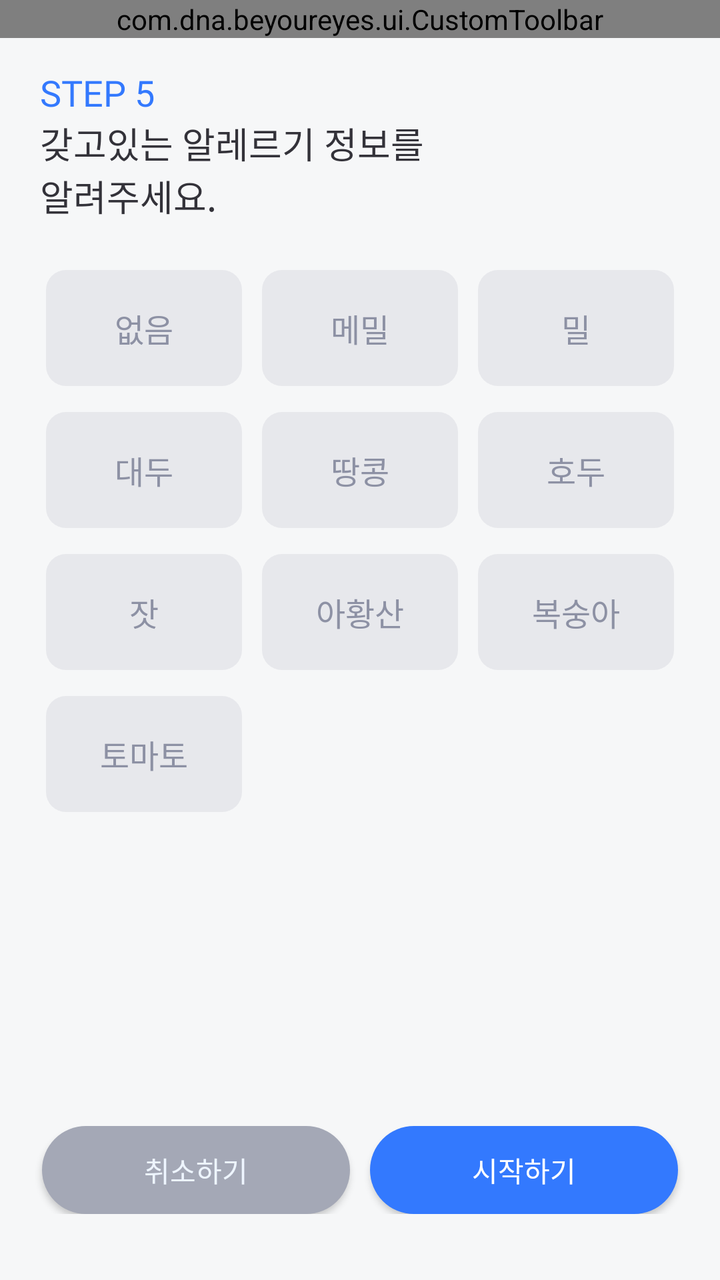
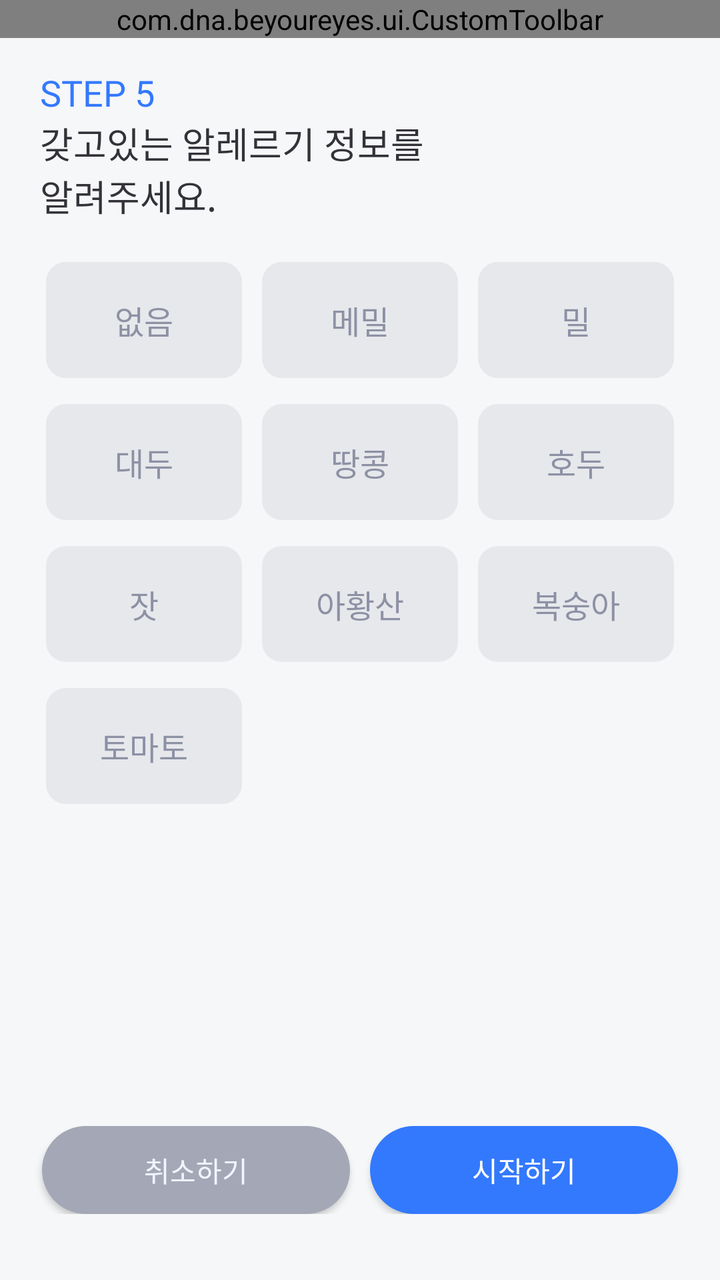

Two renders of the same Android screen: before a commit and after it. Below are the layout's source before the change and the commit's diff.
<!-- AndroidManifest.xml: application theme Theme.BeYourEyes -->
<!-- res/layout/fragment_assign_allergy.xml -->
<?xml version="1.0" encoding="utf-8"?>
<androidx.constraintlayout.widget.ConstraintLayout xmlns:android="http://schemas.android.com/apk/res/android"
    xmlns:tools="http://schemas.android.com/tools"
    android:layout_width="match_parent"
    android:layout_height="match_parent"
    android:background="@color/gray_50"
    xmlns:app="http://schemas.android.com/apk/res-auto">

    <com.dna.beyoureyes.ui.CustomToolbar
        android:id="@+id/toolbar"
        android:layout_width="match_parent"
        android:layout_height="wrap_content"
        app:title="@string/assign_toolbar"
        app:layout_constraintEnd_toEndOf="parent"
        app:layout_constraintStart_toStartOf="parent"
        app:layout_constraintTop_toTopOf="parent"/>


    <TextView
        android:id="@+id/stepText"
        android:layout_width="wrap_content"
        android:layout_height="wrap_content"
        android:layout_marginStart="20dp"
        android:layout_marginTop="15dp"
        android:layout_marginEnd="20dp"
        android:fontFamily="@font/wanted_sans_semi_bold"
        android:text="@string/assign_step5"
        android:textColor="@color/blue_500"
        android:textSize="18sp"
        app:layout_constraintEnd_toEndOf="parent"
        app:layout_constraintHorizontal_bias="0.0"
        app:layout_constraintStart_toStartOf="parent"
        app:layout_constraintTop_toBottomOf="@+id/toolbar" />

    <TextView
        android:id="@+id/questionText"
        android:layout_width="wrap_content"
        android:layout_height="wrap_content"
        android:layout_marginStart="20dp"
        android:layout_marginTop="0dp"
        android:layout_marginEnd="20dp"
        android:fontFamily="@font/wanted_sans_semi_bold"
        android:text="갖고있는 알레르기 정보를\n알려주세요."
        android:textColor="@color/gray_950"
        android:textSize="18sp"
        app:layout_constraintEnd_toEndOf="parent"
        app:layout_constraintHorizontal_bias="0.0"
        app:layout_constraintStart_toStartOf="parent"
        app:layout_constraintTop_toBottomOf="@+id/stepText" />

    <com.google.android.material.chip.ChipGroup
        android:layout_width="wrap_content"
        android:layout_height="wrap_content"
        android:layout_marginTop="24dp"
        app:chipSpacingHorizontal="10dp"
        app:chipSpacingVertical="13dp"
        app:layout_constraintEnd_toEndOf="parent"
        app:layout_constraintStart_toStartOf="parent"
        app:layout_constraintTop_toBottomOf="@id/questionText">

        <com.google.android.material.chip.Chip
            android:id="@+id/chip1"
            style="@style/AllergyChip"
            android:layout_width="98dp"
            android:layout_height="58dp"
            android:layout_marginBottom="60dp"
            android:text="@string/allergy_none"
            android:textAlignment="center"
            android:textAppearance="@style/chipText"
            app:chipMinTouchTargetSize="0dp"/>

        <com.google.android.material.chip.Chip
            android:id="@+id/chip2"
            style="@style/AllergyChip"
            android:layout_width="98dp"
            android:layout_height="58dp"
            android:layout_marginBottom="60dp"
            android:text="@string/allergy_buckwheat"
            android:textAlignment="center"
            android:textAppearance="@style/chipText"
            app:chipMinTouchTargetSize="0dp"/>

        <com.google.android.material.chip.Chip
            android:id="@+id/chip3"
            style="@style/AllergyChip"
            android:layout_width="98dp"
            android:layout_height="58dp"
            android:layout_marginBottom="60dp"
            android:text="@string/allergy_wheat"
            android:textAlignment="center"
            android:textAppearance="@style/chipText"
            app:chipMinTouchTargetSize="0dp" />

        <com.google.android.material.chip.Chip
            android:id="@+id/chip4"
            style="@style/AllergyChip"
            android:layout_width="98dp"
            android:layout_height="58dp"
            android:layout_marginBottom="60dp"
            android:text="@string/allergy_bean"
            android:textAlignment="center"
            android:textAppearance="@style/chipText"
            app:chipMinTouchTargetSize="0dp"/>

        <com.google.android.material.chip.Chip
            android:id="@+id/chip5"
            style="@style/AllergyChip"
            android:layout_width="98dp"
            android:layout_height="58dp"
            android:layout_marginBottom="60dp"
            android:text="@string/allergy_peanut"
            android:textAlignment="center"
            android:textAppearance="@style/chipText"
            app:chipMinTouchTargetSize="0dp"/>

        <com.google.android.material.chip.Chip
            android:id="@+id/chip6"
            style="@style/AllergyChip"
            android:layout_width="98dp"
            android:layout_height="58dp"
            android:layout_marginBottom="60dp"
            android:text="@string/allergy_walnut"
            android:textAlignment="center"
            android:textAppearance="@style/chipText"
            app:chipMinTouchTargetSize="0dp" />

        <com.google.android.material.chip.Chip
            android:id="@+id/chip7"
            style="@style/AllergyChip"
            android:layout_width="98dp"
            android:layout_height="58dp"
            android:layout_marginBottom="60dp"
            android:text="@string/allergy_pinenut"
            android:textAlignment="center"
            android:textAppearance="@style/chipText"
            app:chipMinTouchTargetSize="0dp"/>

        <com.google.android.material.chip.Chip
            android:id="@+id/chip8"
            style="@style/AllergyChip"
            android:layout_width="98dp"
            android:layout_height="58dp"
            android:layout_marginBottom="60dp"
            android:text="@string/allergy_acid"
            android:textAlignment="center"
            android:textAppearance="@style/chipText"
            app:chipMinTouchTargetSize="0dp"/>

        <com.google.android.material.chip.Chip
            android:id="@+id/chip9"
            style="@style/AllergyChip"
            android:layout_width="98dp"
            android:layout_height="58dp"
            android:layout_marginBottom="60dp"
            android:text="@string/allergy_peach"
            android:textAlignment="center"
            android:textAppearance="@style/chipText"
            app:chipMinTouchTargetSize="0dp" />

        <com.google.android.material.chip.Chip
            android:id="@+id/chip10"
            style="@style/AllergyChip"
            android:layout_width="98dp"
            android:layout_height="58dp"
            android:layout_marginBottom="60dp"
            android:text="@string/allergy_tomato"
            android:textAlignment="center"
            android:textAppearance="@style/chipText"
            app:chipMinTouchTargetSize="0dp" />
    </com.google.android.material.chip.ChipGroup>


    <LinearLayout
        android:layout_width="match_parent"
        android:layout_height="wrap_content"
        android:orientation="horizontal"
        android:paddingVertical="33dp"
        app:layout_constraintBottom_toBottomOf="parent"
        app:layout_constraintEnd_toEndOf="parent"
        app:layout_constraintStart_toStartOf="parent">

        <androidx.appcompat.widget.AppCompatButton
            android:id="@+id/cancelBtn"
            android:layout_width="match_parent"
            android:layout_height="44dp"
            android:layout_weight="1"
            android:layout_marginStart="21dp"
            android:layout_marginEnd="5dp"
            android:background="@drawable/shape_button_g400_24"
            android:text="취소하기"
            android:fontFamily="@font/wanted_sans_bold"
            android:textSize="14sp"
            android:textColor="@color/blue_50" />

        <androidx.appcompat.widget.AppCompatButton
            android:id="@+id/nextBtn"
            android:layout_width="match_parent"
            android:layout_height="44dp"
            android:layout_weight="1"
            android:layout_marginStart="5dp"
            android:layout_marginEnd="21dp"
            android:background="@drawable/shape_button_b500_24"
            android:text="@string/assign_start"
            android:fontFamily="@font/wanted_sans_bold"
            android:textSize="14sp"
            android:textColor="@color/white" />


    </LinearLayout>

</androidx.constraintlayout.widget.ConstraintLayout>
<!-- resources referenced by this layout -->
<resources>
  <color name="blue_50">#EEF5FF</color>
  <color name="blue_500">#3379FE</color>
  <color name="gray_50">#F6F7F8</color>
  <color name="gray_950">#333239</color>
  <color name="white">#FFFFFF</color>
  <!-- drawable shape_button_b500_24 (drawable) -->
  <?xml version="1.0" encoding="utf-8"?>
  <shape xmlns:android="http://schemas.android.com/apk/res/android"
      android:shape="rectangle">
      <solid android:color="@color/blue_500" /> 
      <size android:width="60dp" android:height="45dp" /> 
      <corners android:radius="24dp" /> 
  </shape>
  <!-- drawable shape_button_g400_24 (drawable) -->
  <?xml version="1.0" encoding="utf-8"?>
  <shape xmlns:android="http://schemas.android.com/apk/res/android">
      <solid android:color="@color/gray_400" /> 
      <size android:width="60dp" android:height="45dp" /> 
      <corners android:radius="24dp" /> 
  </shape>
  <string name="allergy_acid">아황산</string>
  <string name="allergy_bean">대두</string>
  <string name="allergy_buckwheat">메밀</string>
  <string name="allergy_none">없음</string>
  <string name="allergy_peach">복숭아</string>
  <string name="allergy_peanut">땅콩</string>
  <string name="allergy_pinenut">잣</string>
  <string name="allergy_tomato">토마토</string>
  <string name="allergy_walnut">호두</string>
  <string name="allergy_wheat">밀</string>
  <string name="assign_start">시작하기</string>
  <string name="assign_step5">STEP 5</string>
  <string name="assign_toolbar">맞춤설계</string>
  <style name="AllergyChip" parent="@style/Widget.MaterialComponents.Chip.Choice">
          <item name="chipStrokeColor">@color/blue_400</item>
          <item name="chipStrokeWidth">0dp</item>
          <item name="chipBackgroundColor">@color/allergy_chip_background_color</item>
          <item name="android:textColor">@color/allergy_chip_text_color</item>
          <item name="chipCornerRadius">10dp</item>
      </style>
  <style name="chipText" parent="TextAppearance.MaterialComponents.Chip">
          <item name="android:fontFamily">@font/wanted_sans_semi_bold</item>
          <item name="android:textColor">@color/gray_500</item>
          <item name="android:textSize">16sp</item>
      </style>
  <style name="Theme.BeYourEyes" parent="Theme.MaterialComponents.Light.NoActionBar">
          
          <item name="colorPrimary">@color/blue_500</item>
          <item name="colorPrimaryVariant">@color/blue_700</item>
          <item name="colorOnPrimary">@color/white</item>
          
          <item name="colorSecondary">@color/teal_200</item>
          <item name="colorSecondaryVariant">@color/teal_700</item>
          <item name="colorOnSecondary">@color/black</item>
          
          <item name="android:statusBarColor">@color/gray_50</item>
          <item name="android:windowLightStatusBar">true</item>
          <item name="android:navigationBarColor">@color/gray_50</item>
          
          <item name="chipStyle">@style/TextChipStyle</item>
      </style>
  <color name="gray_400">#A4A8B6</color>
  <color name="blue_400">#599EFF</color>
  <color name="gray_500">#8D91A4</color>
  <color name="blue_700">#1543E0</color>
  <color name="teal_200">#FF03DAC5</color>
  <color name="teal_700">#FF018786</color>
  <color name="black">#FF000000</color>
  <style name="TextChipStyle" parent="Widget.MaterialComponents.Chip.Choice">
          <item name="chipCornerRadius">10dp</item>
          <item name="chipMinHeight">58dp</item>
          <item name="chipBackgroundColor">@color/chip_bg_color</item>
          <item name="android:textColor">@color/chip_text_color</item>
          <item name="chipStrokeColor">@color/chip_stroke_color</item>
          <item name="chipStrokeWidth">2dp</item>
          <item name="android:textAlignment">center</item>
          <item name="fontFamily">@font/wanted_sans_semi_bold</item>
          <item name="android:textSize">16sp</item>
          <item name="android:paddingTop">14dp</item>
          <item name="android:paddingBottom">14dp</item>
      </style>
</resources>

<!-- the commit's change to res/layout/fragment_assign_allergy.xml (unified diff, before → after) -->
@@ -47,127 +47,137 @@
         app:layout_constraintHorizontal_bias="0.0"
         app:layout_constraintStart_toStartOf="parent"
         app:layout_constraintTop_toBottomOf="@+id/stepText" />
-
-    <com.google.android.material.chip.ChipGroup
-        android:layout_width="wrap_content"
-        android:layout_height="wrap_content"
-        android:layout_marginTop="24dp"
-        app:chipSpacingHorizontal="10dp"
-        app:chipSpacingVertical="13dp"
+    
+    <LinearLayout
+        android:layout_width="match_parent"
+        android:layout_height="wrap_content"
+        android:gravity="center"
+        android:orientation="vertical"
         app:layout_constraintEnd_toEndOf="parent"
         app:layout_constraintStart_toStartOf="parent"
         app:layout_constraintTop_toBottomOf="@id/questionText">
 
-        <com.google.android.material.chip.Chip
-            android:id="@+id/chip1"
-            style="@style/AllergyChip"
-            android:layout_width="98dp"
-            android:layout_height="58dp"
-            android:layout_marginBottom="60dp"
-            android:text="@string/allergy_none"
-            android:textAlignment="center"
-            android:textAppearance="@style/chipText"
-            app:chipMinTouchTargetSize="0dp"/>
-
-        <com.google.android.material.chip.Chip
-            android:id="@+id/chip2"
-            style="@style/AllergyChip"
-            android:layout_width="98dp"
-            android:layout_height="58dp"
-            android:layout_marginBottom="60dp"
-            android:text="@string/allergy_buckwheat"
-            android:textAlignment="center"
-            android:textAppearance="@style/chipText"
-            app:chipMinTouchTargetSize="0dp"/>
-
-        <com.google.android.material.chip.Chip
-            android:id="@+id/chip3"
-            style="@style/AllergyChip"
-            android:layout_width="98dp"
-            android:layout_height="58dp"
-            android:layout_marginBottom="60dp"
-            android:text="@string/allergy_wheat"
-            android:textAlignment="center"
-            android:textAppearance="@style/chipText"
-            app:chipMinTouchTargetSize="0dp" />
-
-        <com.google.android.material.chip.Chip
-            android:id="@+id/chip4"
-            style="@style/AllergyChip"
-            android:layout_width="98dp"
-            android:layout_height="58dp"
-            android:layout_marginBottom="60dp"
-            android:text="@string/allergy_bean"
-            android:textAlignment="center"
-            android:textAppearance="@style/chipText"
-            app:chipMinTouchTargetSize="0dp"/>
-
-        <com.google.android.material.chip.Chip
-            android:id="@+id/chip5"
-            style="@style/AllergyChip"
-            android:layout_width="98dp"
-            android:layout_height="58dp"
-            android:layout_marginBottom="60dp"
-            android:text="@string/allergy_peanut"
-            android:textAlignment="center"
-            android:textAppearance="@style/chipText"
-            app:chipMinTouchTargetSize="0dp"/>
-
-        <com.google.android.material.chip.Chip
-            android:id="@+id/chip6"
-            style="@style/AllergyChip"
-            android:layout_width="98dp"
-            android:layout_height="58dp"
-            android:layout_marginBottom="60dp"
-            android:text="@string/allergy_walnut"
-            android:textAlignment="center"
-            android:textAppearance="@style/chipText"
-            app:chipMinTouchTargetSize="0dp" />
-
-        <com.google.android.material.chip.Chip
-            android:id="@+id/chip7"
-            style="@style/AllergyChip"
-            android:layout_width="98dp"
-            android:layout_height="58dp"
-            android:layout_marginBottom="60dp"
-            android:text="@string/allergy_pinenut"
-            android:textAlignment="center"
-            android:textAppearance="@style/chipText"
-            app:chipMinTouchTargetSize="0dp"/>
-
-        <com.google.android.material.chip.Chip
-            android:id="@+id/chip8"
-            style="@style/AllergyChip"
-            android:layout_width="98dp"
-            android:layout_height="58dp"
-            android:layout_marginBottom="60dp"
-            android:text="@string/allergy_acid"
-            android:textAlignment="center"
-            android:textAppearance="@style/chipText"
-            app:chipMinTouchTargetSize="0dp"/>
-
-        <com.google.android.material.chip.Chip
-            android:id="@+id/chip9"
-            style="@style/AllergyChip"
-            android:layout_width="98dp"
-            android:layout_height="58dp"
-            android:layout_marginBottom="60dp"
-            android:text="@string/allergy_peach"
-            android:textAlignment="center"
-            android:textAppearance="@style/chipText"
-            app:chipMinTouchTargetSize="0dp" />
-
-        <com.google.android.material.chip.Chip
-            android:id="@+id/chip10"
-            style="@style/AllergyChip"
-            android:layout_width="98dp"
-            android:layout_height="58dp"
-            android:layout_marginBottom="60dp"
-            android:text="@string/allergy_tomato"
-            android:textAlignment="center"
-            android:textAppearance="@style/chipText"
-            app:chipMinTouchTargetSize="0dp" />
-    </com.google.android.material.chip.ChipGroup>
+        <com.google.android.material.chip.ChipGroup
+            android:layout_width="wrap_content"
+            android:layout_height="wrap_content"
+            android:layout_margin="20dp"
+            android:layout_marginTop="24dp"
+            android:foregroundGravity="center"
+            app:chipSpacingHorizontal="10dp"
+            app:chipSpacingVertical="13dp">
+
+            <com.google.android.material.chip.Chip
+                android:id="@+id/chip1"
+                style="@style/AllergyChip"
+                android:layout_width="98dp"
+                android:layout_height="58dp"
+                android:layout_marginBottom="60dp"
+                android:text="@string/allergy_none"
+                android:textAlignment="center"
+                android:textAppearance="@style/chipText"
+                app:chipMinTouchTargetSize="0dp"/>
+
+            <com.google.android.material.chip.Chip
+                android:id="@+id/chip2"
+                style="@style/AllergyChip"
+                android:layout_width="98dp"
+                android:layout_height="58dp"
+                android:layout_marginBottom="60dp"
+                android:text="@string/allergy_buckwheat"
+                android:textAlignment="center"
+                android:textAppearance="@style/chipText"
+                app:chipMinTouchTargetSize="0dp"/>
+
+            <com.google.android.material.chip.Chip
+                android:id="@+id/chip3"
+                style="@style/AllergyChip"
+                android:layout_width="98dp"
+                android:layout_height="58dp"
+                android:layout_marginBottom="60dp"
+                android:text="@string/allergy_wheat"
+                android:textAlignment="center"
+                android:textAppearance="@style/chipText"
+                app:chipMinTouchTargetSize="0dp" />
+
+            <com.google.android.material.chip.Chip
+                android:id="@+id/chip4"
+                style="@style/AllergyChip"
+                android:layout_width="98dp"
+                android:layout_height="58dp"
+                android:layout_marginBottom="60dp"
+                android:text="@string/allergy_bean"
+                android:textAlignment="center"
+                android:textAppearance="@style/chipText"
+                app:chipMinTouchTargetSize="0dp"/>
+
+            <com.google.android.material.chip.Chip
+                android:id="@+id/chip5"
+                style="@style/AllergyChip"
+                android:layout_width="98dp"
+                android:layout_height="58dp"
+                android:layout_marginBottom="60dp"
+                android:text="@string/allergy_peanut"
+                android:textAlignment="center"
+                android:textAppearance="@style/chipText"
+                app:chipMinTouchTargetSize="0dp"/>
+
+            <com.google.android.material.chip.Chip
+                android:id="@+id/chip6"
+                style="@style/AllergyChip"
+                android:layout_width="98dp"
+                android:layout_height="58dp"
+                android:layout_marginBottom="60dp"
+                android:text="@string/allergy_walnut"
+                android:textAlignment="center"
+                android:textAppearance="@style/chipText"
+                app:chipMinTouchTargetSize="0dp" />
+
+            <com.google.android.material.chip.Chip
+                android:id="@+id/chip7"
+                style="@style/AllergyChip"
+                android:layout_width="98dp"
+                android:layout_height="58dp"
+                android:layout_marginBottom="60dp"
+                android:text="@string/allergy_pinenut"
+                android:textAlignment="center"
+                android:textAppearance="@style/chipText"
+                app:chipMinTouchTargetSize="0dp"/>
+
+            <com.google.android.material.chip.Chip
+                android:id="@+id/chip8"
+                style="@style/AllergyChip"
+                android:layout_width="98dp"
+                android:layout_height="58dp"
+                android:layout_marginBottom="60dp"
+                android:text="@string/allergy_acid"
+                android:textAlignment="center"
+                android:textAppearance="@style/chipText"
+                app:chipMinTouchTargetSize="0dp"/>
+
+            <com.google.android.material.chip.Chip
+                android:id="@+id/chip9"
+                style="@style/AllergyChip"
+                android:layout_width="98dp"
+                android:layout_height="58dp"
+                android:layout_marginBottom="60dp"
+                android:text="@string/allergy_peach"
+                android:textAlignment="center"
+                android:textAppearance="@style/chipText"
+                app:chipMinTouchTargetSize="0dp" />
+
+            <com.google.android.material.chip.Chip
+                android:id="@+id/chip10"
+                style="@style/AllergyChip"
+                android:layout_width="98dp"
+                android:layout_height="58dp"
+                android:layout_marginBottom="60dp"
+                android:text="@string/allergy_tomato"
+                android:textAlignment="center"
+                android:textAppearance="@style/chipText"
+                app:chipMinTouchTargetSize="0dp" />
+        </com.google.android.material.chip.ChipGroup>
+
+    </LinearLayout>
 
 
     <LinearLayout
<!-- resource entries referenced after the edit -->
@@ -34,9 +34,9 @@
   <string name="assign_step5">STEP 5</string>
   <string name="assign_toolbar">맞춤설계</string>
   <style name="AllergyChip" parent="@style/Widget.MaterialComponents.Chip.Choice">
-          <item name="chipStrokeColor">@color/blue_400</item>
           <item name="chipStrokeWidth">0dp</item>
           <item name="chipBackgroundColor">@color/allergy_chip_background_color</item>
+          <item name="chipStrokeColor">@color/chip_stroke_color</item>
           <item name="android:textColor">@color/allergy_chip_text_color</item>
           <item name="chipCornerRadius">10dp</item>
       </style>
@@ -62,7 +62,6 @@
           <item name="chipStyle">@style/TextChipStyle</item>
       </style>
   <color name="gray_400">#A4A8B6</color>
-  <color name="blue_400">#599EFF</color>
   <color name="gray_500">#8D91A4</color>
   <color name="blue_700">#1543E0</color>
   <color name="teal_200">#FF03DAC5</color>
